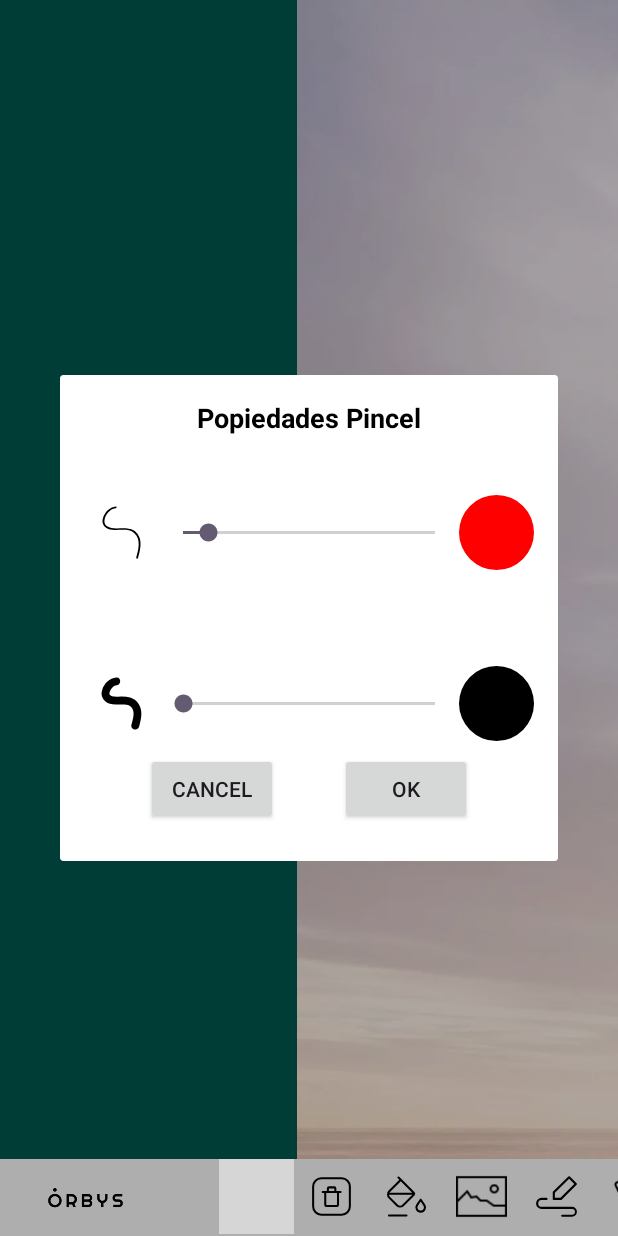
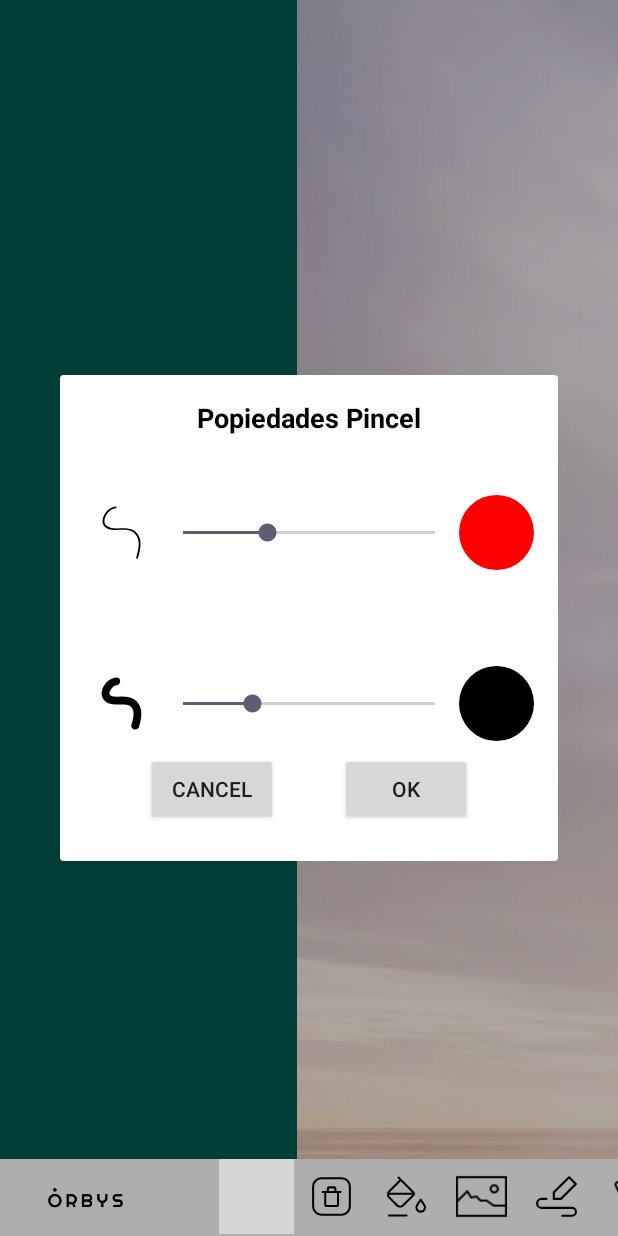
Before and after one commit to dflabsdeveloper2/DemoWhiteBoard, an Android app: the screen it shows after launch (MainActivity), after a tap on an icon or button, on a phone screen of 412 x 824 dp. Run offline under Robolectric (Android 15) with nearby library versions, the light colour scheme and no system bars; 4 statements that could not run were skipped; 3 other taps on this screen came first; grey boxes are pictures that could not be loaded.

Commit message:
control dos diferentes tamaños lapiz

```diff
--- a/app/src/main/java/com/orbys/demowhiteboard/GlobalConfig.kt
+++ b/app/src/main/java/com/orbys/demowhiteboard/GlobalConfig.kt
@@ -10,15 +10,23 @@ object GlobalConfig {
      * 0 -> draw
      * 1 -> eraser
      */
+    //VAlores Finales
     var sMode = 0
     var sPenWidth = 10f
     var sPenColor = Color.RED
     var sEraserWidth = 160f
     var sEraserHeight = 200f
-    var SCREEN_HEIGHT = 2160
-    var SCREEN_WIDTH = 3840
+    const val SCREEN_HEIGHT = 2160
+    const val SCREEN_WIDTH = 3840
     var backgroundColor = -0xffa6b0
-    private var BOX_SIZE = 200
+
+
+    //VALORES PEN
+    var penWidthFino = 10f
+    var penWidthGrueso = 50f
+    var penColorFino = Color.RED
+    var penColorGrueso = Color.BLACK
+
     var backgroundBitmap: Bitmap = Bitmap.createBitmap(
         SCREEN_WIDTH, SCREEN_HEIGHT,
         Bitmap.Config.ARGB_8888
--- a/app/src/main/java/com/orbys/demowhiteboard/ui/dialog/DialogPropsPen.kt
+++ b/app/src/main/java/com/orbys/demowhiteboard/ui/dialog/DialogPropsPen.kt
@@ -8,7 +8,6 @@ import android.os.Bundle
 import android.util.Log
 import android.widget.SeekBar
 import com.orbys.demowhiteboard.GlobalConfig
-import com.orbys.demowhiteboard.R
 import com.orbys.demowhiteboard.databinding.DialogStylePenBinding
 import com.orbys.demowhiteboard.ui.core.Util
 
@@ -54,7 +53,7 @@ class DialogPropsPen(context: Context, val finish:()->Unit) : Dialog(context) {
         binding.sbPropsPenGrueso.setOnSeekBarChangeListener(object :
             SeekBar.OnSeekBarChangeListener {
             override fun onProgressChanged(seekBar: SeekBar, progress: Int, fromUser: Boolean) {
-                GlobalConfig.sPenWidth = progress.toFloat()
+                widthPenGrueso = progress.toFloat()
             }
 
             override fun onStartTrackingTouch(seekBar: SeekBar) {
@@ -88,8 +87,11 @@ class DialogPropsPen(context: Context, val finish:()->Unit) : Dialog(context) {
         binding.btnConfirm.setOnClickListener {
             //GUARDAR DATOS
 
-            GlobalConfig.sPenColor = roundedViewColorFino.paint.color
-            GlobalConfig.sPenWidth = widthPenFino
+            GlobalConfig.penWidthFino = widthPenFino
+            GlobalConfig.penWidthGrueso = widthPenGrueso
+            GlobalConfig.penColorFino = roundedViewColorFino.paint.color
+            GlobalConfig.penColorGrueso = roundedViewColorGrueso.paint.color
+
             finish()
             dismiss()
         }
@@ -100,12 +102,16 @@ class DialogPropsPen(context: Context, val finish:()->Unit) : Dialog(context) {
         roundedViewColorFino = ShapeDrawable(OvalShape())
         roundedViewColorGrueso = ShapeDrawable(OvalShape())
 
-        roundedViewColorFino.paint.color = GlobalConfig.sPenColor
-        roundedViewColorGrueso.paint.color = context.getColor(R.color.black)
+        roundedViewColorFino.paint.color = GlobalConfig.penColorFino
+        roundedViewColorGrueso.paint.color = GlobalConfig.penColorGrueso
 
         binding.vColorFino.background = roundedViewColorFino
         binding.vColorGrueso.background = roundedViewColorGrueso
 
-        binding.sbPropsPenFino.progress = GlobalConfig.sPenWidth.toInt()
+        widthPenFino = GlobalConfig.penWidthFino
+        widthPenGrueso = GlobalConfig.penWidthGrueso
+
+        binding.sbPropsPenFino.progress = widthPenFino.toInt()
+        binding.sbPropsPenGrueso.progress = widthPenGrueso.toInt()
     }
 }
--- a/app/src/main/res/layout/dialog_style_pen.xml
+++ b/app/src/main/res/layout/dialog_style_pen.xml
@@ -43,7 +43,7 @@
         android:layout_width="200dp"
         android:layout_height="wrap_content"
         android:min="0"
-        android:max="100"
+        android:max="30"
         app:layout_constraintBottom_toBottomOf="@id/ivTrazoFino"
         app:layout_constraintStart_toEndOf="@id/ivTrazoFino"
         app:layout_constraintTop_toTopOf="@id/ivTrazoFino" />
@@ -52,7 +52,7 @@
         android:id="@+id/sbPropsPenGrueso"
         android:layout_width="200dp"
         android:layout_height="wrap_content"
-        android:min="0"
+        android:min="31"
         android:max="100"
         app:layout_constraintBottom_toBottomOf="@id/ivTrazoGrueso"
         app:layout_constraintStart_toEndOf="@id/ivTrazoGrueso"
```
Also changed, not shown: app/src/main/java/com/orbys/demowhiteboard/whiteboard/WriteBoard.kt (+7 -0 lines).
